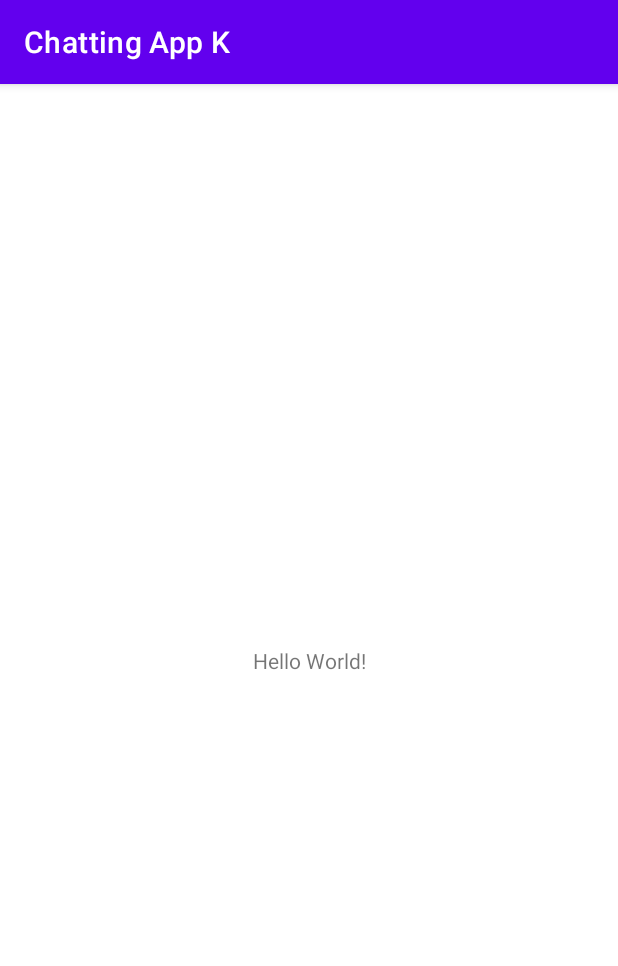
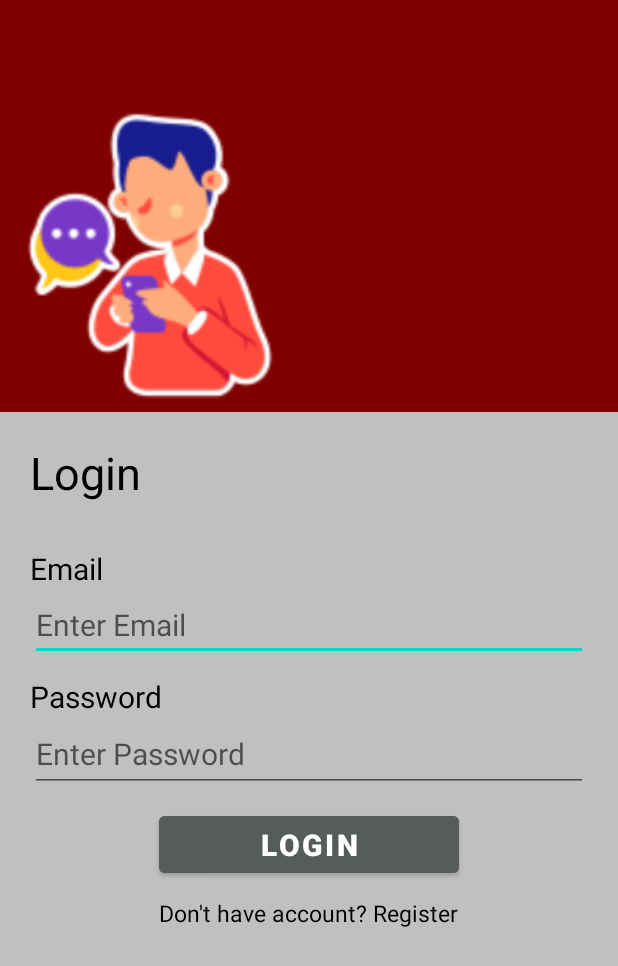
Before and after one commit to SalimmReza/Chatting-App, an Android app: the screen it shows after launch (MainActivity before the commit, LoginActivity after it), on a phone screen of 412 x 824 dp. Shown: the top 966 px of the screen. Run offline under Robolectric (Android 15) with nearby library versions, the phone set to English and light mode, and no system bars; our stand-ins replace Firebase (no records; nobody signed in at launch, a user with empty details on screens opened directly).

Commit message:
signup login

```diff
--- /dev/null
+++ b/app/src/main/java/com/example/chattingappk/LoginActivity.kt
@@ -0,0 +1,67 @@
+package com.example.chattingappk
+
+import android.content.Intent
+import androidx.appcompat.app.AppCompatActivity
+import android.os.Bundle
+import android.view.View
+import android.widget.Button
+import android.widget.EditText
+import android.widget.TextView
+import android.widget.Toast
+import com.google.firebase.auth.FirebaseAuth
+
+class LoginActivity : AppCompatActivity() {
+
+    private lateinit var email : EditText
+    private lateinit var password : EditText
+    private lateinit var login : Button
+    private lateinit var dnt_account : TextView
+
+    private lateinit var auth: FirebaseAuth
+
+
+    override fun onCreate(savedInstanceState: Bundle?) {
+        super.onCreate(savedInstanceState)
+        setContentView(R.layout.activity_login)
+
+        auth= FirebaseAuth.getInstance()
+        supportActionBar?.hide()
+
+        email=findViewById(R.id.login_email_id);
+        password=findViewById(R.id.login_pasword_id);
+        login=findViewById(R.id.login_id);
+        dnt_account=findViewById(R.id.dnt_have_account_id);
+
+
+    }
+
+    fun dnt_have_account(view: View) {
+        val intent = Intent(this, Signup_activity::class.java)
+        startActivity(intent)
+
+    }
+
+    fun btnlogin(view: View) {
+        val lemail = email.text.toString()
+        val lpassword = password.text.toString()
+
+        login(lemail, lpassword)
+
+    }
+
+    private fun login(lemail:String , lpassword: String)
+    {
+        auth.signInWithEmailAndPassword(lemail, lpassword)
+            .addOnCompleteListener(this) { task ->
+                if (task.isSuccessful) {
+
+                    val intent = Intent(this@LoginActivity, MainActivity::class.java)
+                    startActivity(intent)
+
+                } else {
+                    Toast.makeText(this@LoginActivity, "User Doesn't Exists" , Toast.LENGTH_LONG).show()
+
+                }
+            }
+    }
+}
--- /dev/null
+++ b/app/src/main/res/layout/activity_login.xml
@@ -0,0 +1,133 @@
+<?xml version="1.0" encoding="utf-8"?>
+<LinearLayout xmlns:android="http://schemas.android.com/apk/res/android"
+    xmlns:app="http://schemas.android.com/apk/res-auto"
+    xmlns:tools="http://schemas.android.com/tools"
+    android:layout_width="match_parent"
+    android:layout_height="match_parent"
+    android:orientation="vertical"
+    android:gravity="center"
+    android:weightSum="3"
+    tools:context=".LoginActivity">
+
+    <LinearLayout
+        android:layout_width="match_parent"
+        android:layout_height="0dp"
+        android:layout_weight="1"
+        android:background="@color/red">
+
+
+            <ImageView
+                android:layout_width="200dp"
+                android:layout_height="200dp"
+                android:layout_marginTop="70dp"
+                android:src="@drawable/chatting" />
+
+
+
+
+    </LinearLayout>
+
+    <LinearLayout
+        android:layout_width="match_parent"
+        android:layout_height="0dp"
+        android:layout_weight="2"
+        android:orientation="vertical"
+        android:background="@color/gray">
+
+        <TextView
+            android:layout_width="match_parent"
+            android:layout_height="wrap_content"
+            android:text="Login"
+            android:textSize="30dp"
+            android:textColor="@color/black"
+            android:textStyle="normal"
+            android:layout_margin="20dp"/>
+
+        <TextView
+            android:layout_width="match_parent"
+            android:layout_height="wrap_content"
+            android:text="Email"
+            android:layout_marginTop="10dp"
+            android:layout_marginLeft="20dp"
+            android:textStyle="normal"
+            android:textSize="20dp"
+            android:textColor="@color/black"/>
+
+        <EditText
+            android:layout_width="match_parent"
+            android:layout_height="wrap_content"
+            android:hint="Enter Email"
+            android:textSize="20dp"
+            android:textColor="@color/black"
+            android:textStyle="normal"
+            android:layout_marginLeft="20dp"
+            android:layout_marginRight="20dp"
+            android:id="@+id/login_email_id"/>
+
+
+        <TextView
+            android:layout_width="match_parent"
+            android:layout_height="wrap_content"
+            android:text="Password"
+            android:layout_marginTop="10dp"
+            android:layout_marginLeft="20dp"
+            android:textStyle="normal"
+            android:textSize="20dp"
+            android:textColor="@color/black"/>
+
+
+        <EditText
+            android:layout_width="match_parent"
+            android:layout_height="50dp"
+            android:hint="Enter Password"
+            android:textSize="20dp"
+            android:textColor="@color/black"
+            android:textStyle="normal"
+            android:inputType="number"
+            android:layout_marginLeft="20dp"
+            android:layout_marginRight="20dp"
+            android:id="@+id/login_pasword_id"
+
+            />
+
+        <Button
+            android:layout_width="200dp"
+            android:textAlignment="center"
+            android:layout_gravity="center"
+            android:gravity="center"
+            android:foregroundGravity="center"
+            android:layout_height="50dp"
+            android:textStyle="bold"
+            android:onClick="btnlogin"
+            android:text="Login"
+            android:textSize="20dp"
+            android:layout_margin="10dp"
+            android:id="@+id/login_id"
+
+            android:backgroundTint="#565c5a"
+            />
+
+        <TextView
+            android:layout_width="wrap_content"
+            android:layout_height="wrap_content"
+            android:text="Don't have account? Register"
+            android:textSize="15dp"
+            android:layout_gravity="center"
+            android:textColor="@color/black"
+            android:onClick="dnt_have_account"
+            android:id="@+id/dnt_have_account_id"
+
+            />
+
+    </LinearLayout>
+
+
+
+
+
+
+
+
+
+
+</LinearLayout>
--- a/app/src/main/res/values/colors.xml
+++ b/app/src/main/res/values/colors.xml
@@ -2,9 +2,11 @@
 <resources>
     <color name="purple_200">#FFBB86FC</color>
     <color name="purple_500">#FF6200EE</color>
-    <color name="purple_700">#FF3700B3</color>
+    <color name="purple_700">#800000</color>
     <color name="teal_200">#FF03DAC5</color>
     <color name="teal_700">#FF018786</color>
     <color name="black">#FF000000</color>
     <color name="white">#FFFFFFFF</color>
+    <color name="gray">#C0C0C0</color>
+    <color name="red">#800000</color>
 </resources>
--- a/build.gradle
+++ b/build.gradle
@@ -7,6 +7,7 @@ buildscript {
     dependencies {
         classpath "com.android.tools.build:gradle:7.0.2"
         classpath "org.jetbrains.kotlin:kotlin-gradle-plugin:1.5.20"
+        classpath 'com.google.gms:google-services:4.3.10'
 
         // NOTE: Do not place your application dependencies here; they belong
         // in the individual module build.gradle files
```
Also changed, not shown: app/build.gradle (+8 -0 lines), app/src/main/AndroidManifest.xml (+13 -1 lines), app/src/main/java/com/example/chattingappk/Signup_activity.kt (added, +67 -0 lines), app/src/main/res/layout/activity_signup.xml (added, +146 -0 lines), app/src/main/res/drawable-v24/chatting.png (added), 1 other file.
